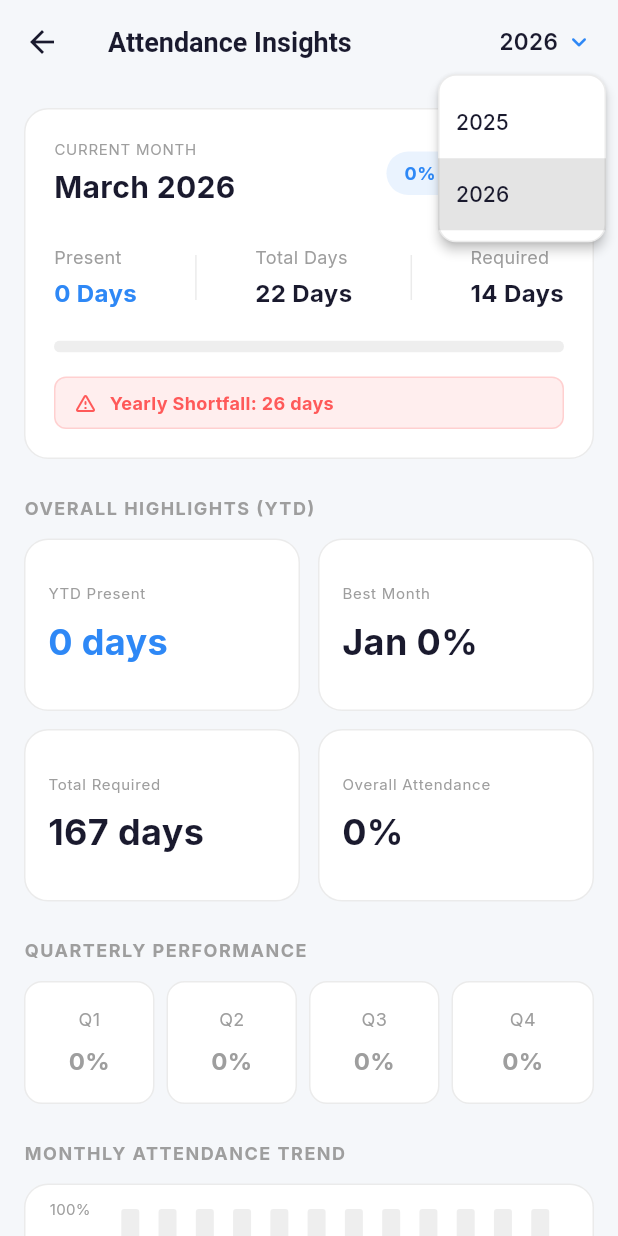
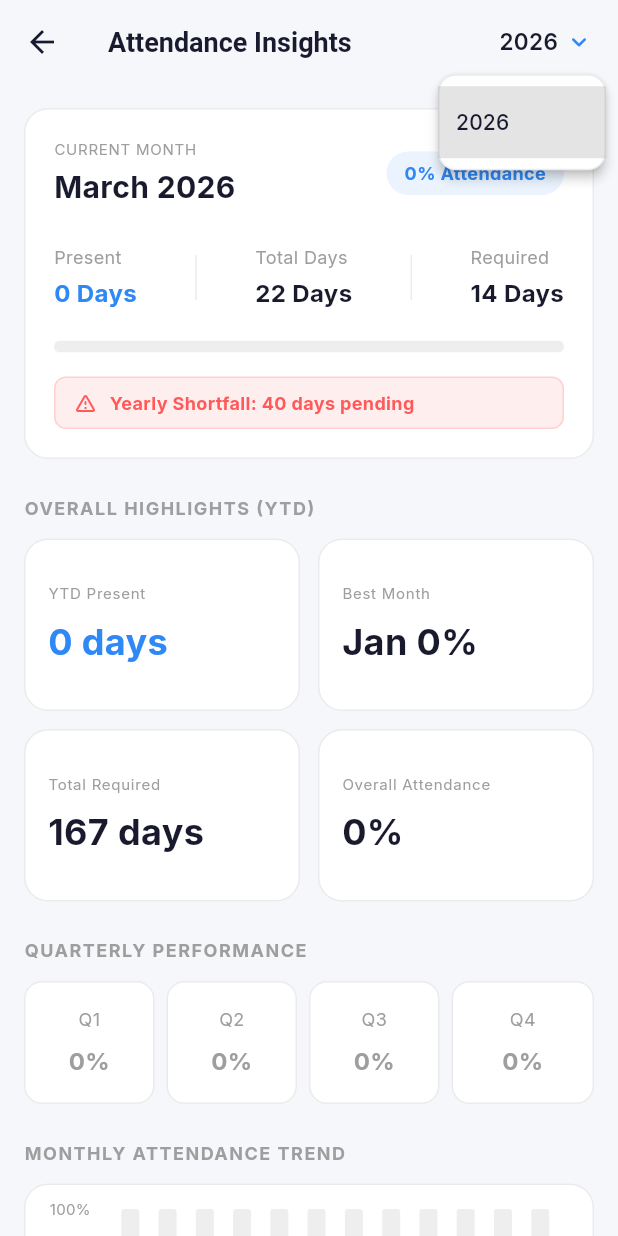
Before and after one commit to MatrimPathak/OfficeLog_Antigravity, a Flutter app: the SummaryScreen screen opened directly, after a tap on an icon or button, on a phone screen of 412 x 824 dp. Run offline on Flutter 3.47's test engine with Material 3 defaults, Android fonts, the phone set to English and light mode, and no system bars; drawn by our look-alikes of fl_chart; our stand-ins replace cloud_firestore, firebase_auth, firebase_core, flutter_local_notifications, flutter_riverpod, flutter_timezone and 11 more; missing offline and left inert: geofence_service, workmanager; accounts and stored records are empty; statements that could not run were skipped.

Commit message:
feat: Implement core application structure including onboarding, login, home, admin, and summary screens with associated services and providers.

```diff
--- a/lib/logic/stats_calculator.dart
+++ b/lib/logic/stats_calculator.dart
@@ -192,7 +192,7 @@ class YearlyStatsResult {
   final List<MonthlyStats> monthlyBreakdown;
   final Map<int, double> quarterlyPerformance; // 1-4 : percentage
 
-  int gettotalExcessUpTo(int targetMonth) {
+  int getNetBalanceUpTo(int targetMonth) {
     int requestedPresent = 0;
     int requestedRequired = 0;
 
@@ -203,48 +203,7 @@ class YearlyStatsResult {
       }
     }
 
-    int excess = requestedPresent - requestedRequired;
-    return excess < 0 ? 0 : excess;
-  }
-
-  int gettotalShortfallUpTo(int targetMonth) {
-    final now = DateTime.now();
-
-    // If viewing a future year, no shortfall
-    if (year > now.year) return 0;
-
-    // Current & Past Year Logic:
-    // Base Shortfall = Sum of (Required - Present) for months < current, where Required > Present. (Strict past debt).
-    // Current Month Status:
-    // If CurrentPresent > CurrentRequired, then Surplus = CurrentPresent - CurrentRequired.
-    // DisplayShortfall = Max(0, PastShortfall - Surplus).
-
-    // Calculate current month surplus (relative to the target Month cutoff)
-    // We only offset previous strict shortfall if the target month has surplus
-    int currentMonthSurplus = 0;
-    try {
-      final targetMonthStats = monthlyBreakdown.firstWhere(
-        (m) => m.month == targetMonth,
-      );
-      if (targetMonthStats.presentDays > targetMonthStats.requiredDays) {
-        currentMonthSurplus =
-            targetMonthStats.presentDays - targetMonthStats.requiredDays;
-      }
-    } catch (_) {
-      // Month might not be in breakdown
-    }
-
-    int strictPastShortfall = monthlyBreakdown
-        .where(
-          (m) =>
-              m.month < targetMonth &&
-              m.requiredDays > 0 &&
-              m.presentDays < m.requiredDays,
-        )
-        .fold(0, (sum, m) => sum + (m.requiredDays - m.presentDays));
-
-    int netShortfall = strictPastShortfall - currentMonthSurplus;
-    return netShortfall < 0 ? 0 : netShortfall;
+    return requestedPresent - requestedRequired;
   }
 
   YearlyStatsResult({
--- a/lib/presentation/login/login_screen.dart
+++ b/lib/presentation/login/login_screen.dart
@@ -64,7 +64,9 @@ class LoginScreen extends ConsumerWidget {
                     borderRadius: BorderRadius.circular(16),
                     boxShadow: [
                       BoxShadow(
-                        color: Theme.of(context).primaryColor.withValues(alpha: 0.3),
+                        color: Theme.of(
+                          context,
+                        ).primaryColor.withValues(alpha: 0.3),
                         blurRadius: 12,
                         offset: const Offset(0, 4),
                       ),
--- a/lib/presentation/onboarding/onboarding_screen.dart
+++ b/lib/presentation/onboarding/onboarding_screen.dart
@@ -197,7 +197,10 @@ class _OnboardingScreenState extends ConsumerState<OnboardingScreen> {
                                             ? const Color(
                                                 0xFF2E88F6,
                                               ).withValues(alpha: 0.2)
-                                            : Colors.grey[800],
+                                            : (Theme.of(context).brightness ==
+                                                      Brightness.light
+                                                  ? Colors.grey[200]
+                                                  : Colors.grey[800]),
                                         shape: BoxShape.circle,
                                       ),
                                       child: Icon(
--- a/lib/presentation/providers/providers.dart
+++ b/lib/presentation/providers/providers.dart
@@ -102,6 +102,14 @@ final yearlyAttendanceProvider = StreamProvider.family<List<dynamic>, int>((
     return service.getYearlyAttendanceStream(year);
   }
   return Stream.value([]);
+});
+
+final activeYearsProvider = FutureProvider<List<int>>((ref) async {
+  final service = ref.watch(attendanceServiceProvider);
+  if (service != null) {
+    return await service.getActiveYears();
+  }
+  return [DateTime.now().year];
 });
 
 final themeModeProvider = NotifierProvider<ThemeModeNotifier, ThemeMode>(
--- a/lib/presentation/summary/summary_screen.dart
+++ b/lib/presentation/summary/summary_screen.dart
@@ -12,8 +12,8 @@ class SummaryScreen extends ConsumerWidget {
 
   @override
   Widget build(BuildContext context, WidgetRef ref) {
-    // Determine current year. You might want to allow changing this.
     final currentYear = ref.watch(summaryYearProvider);
+    final activeYearsAsync = ref.watch(activeYearsProvider);
     final yearlyLogsAsync = ref.watch(yearlyAttendanceProvider(currentYear));
     final holidaysAsync = ref.watch(holidaysStreamProvider);
     final globalConfig = ref.watch(globalConfigProvider).value ?? {};
@@ -45,7 +45,9 @@ class SummaryScreen extends ConsumerWidget {
         ),
         centerTitle: false,
         actions: [
-          PopupMenuButton<int>(
+          activeYearsAsync.when(
+            data: (activeYears) {
+              return PopupMenuButton<int>(
                 initialValue: currentYear,
                 offset: const Offset(0, 40),
                 color: Theme.of(context).cardTheme.color,
@@ -54,7 +56,10 @@ class SummaryScreen extends ConsumerWidget {
                   side: BorderSide(color: Theme.of(context).dividerColor),
                 ),
                 child: Padding(
-              padding: const EdgeInsets.symmetric(horizontal: 16, vertical: 8),
+                  padding: const EdgeInsets.symmetric(
+                    horizontal: 16,
+                    vertical: 8,
+                  ),
                   child: Row(
                     children: [
                       Text(
@@ -81,7 +86,7 @@ class SummaryScreen extends ConsumerWidget {
                   ref.read(summaryYearProvider.notifier).update(newValue);
                 },
                 itemBuilder: (context) => [
-              for (int year = 2025; year <= DateTime.now().year; year++)
+                  for (int year in activeYears)
                     PopupMenuItem(
                       value: year,
                       child: Text(
@@ -92,6 +97,19 @@ class SummaryScreen extends ConsumerWidget {
                       ),
                     ),
                 ],
+              );
+            },
+            loading: () => const Center(
+              child: Padding(
+                padding: EdgeInsets.only(right: 16.0),
+                child: SizedBox(
+                  width: 20,
+                  height: 20,
+                  child: CircularProgressIndicator(strokeWidth: 2),
+                ),
+              ),
+            ),
+            error: (_, __) => const SizedBox(),
           ),
         ],
       ),
@@ -330,7 +348,6 @@ class SummaryScreen extends ConsumerWidget {
               ],
             ),
             const SizedBox(height: 20),
-            // Progress Bar
             ClipRRect(
               borderRadius: BorderRadius.circular(4),
               child: LinearProgressIndicator(
@@ -344,35 +361,46 @@ class SummaryScreen extends ConsumerWidget {
                 minHeight: 8,
               ),
             ),
-            if (stats.gettotalShortfallUpTo(
+            Builder(
+              builder: (context) {
+                final netBalance = stats.getNetBalanceUpTo(
                   currentYear < DateTime.now().year ? 12 : DateTime.now().month,
-                ) >
-                0) ...[
-              const SizedBox(height: 16),
-              Container(
+                );
+
+                if (netBalance == 0) return const SizedBox.shrink();
+
+                final isExcess = netBalance > 0;
+                final amount = netBalance.abs();
+                final label = isExcess ? 'Yearly Excess' : 'Yearly Shortfall';
+                final word = amount == 1 ? 'day' : 'days';
+                final suffix = isExcess ? 'extra' : 'pending';
+                final icon = isExcess
+                    ? Icons.check_circle_outline
+                    : Icons.warning_amber_rounded;
+                final color = isExcess
+                    ? Colors.greenAccent
+                    : AppTheme.dangerColor;
+
+                return Padding(
+                  padding: const EdgeInsets.only(top: 16),
+                  child: Container(
                     padding: const EdgeInsets.symmetric(
                       horizontal: 12,
                       vertical: 8,
                     ),
                     decoration: BoxDecoration(
-                  color: AppTheme.dangerColor.withValues(alpha: 0.1),
+                      color: color.withValues(alpha: 0.1),
                       borderRadius: BorderRadius.circular(8),
-                  border: Border.all(
-                    color: AppTheme.dangerColor.withValues(alpha: 0.2),
-                  ),
+                      border: Border.all(color: color.withValues(alpha: 0.2)),
                     ),
                     child: Row(
                       children: [
-                    const Icon(
-                      Icons.warning_amber_rounded,
-                      color: AppTheme.dangerColor,
-                      size: 16,
-                    ),
+                        Icon(icon, color: color, size: 16),
                         const SizedBox(width: 8),
                         Text(
-                      'Yearly Shortfall: ${stats.gettotalShortfallUpTo(currentYear < DateTime.now().year ? 12 : DateTime.now().month)} ${stats.gettotalShortfallUpTo(currentYear < DateTime.now().year ? 12 : DateTime.now().month) == 1 ? "day" : "days"}',
-                      style: const TextStyle(
-                        color: AppTheme.dangerColor,
+                          '$label: $amount $word $suffix',
+                          style: TextStyle(
+                            color: color,
                             fontWeight: FontWeight.bold,
                             fontSize: 12,
                           ),
@@ -380,43 +408,9 @@ class SummaryScreen extends ConsumerWidget {
                       ],
                     ),
                   ),
-            ] else if (stats.gettotalExcessUpTo(
-                  currentYear < DateTime.now().year ? 12 : DateTime.now().month,
-                ) >
-                0) ...[
-              const SizedBox(height: 16),
-              Container(
-                padding: const EdgeInsets.symmetric(
-                  horizontal: 12,
-                  vertical: 8,
+                );
+              },
             ),
-                decoration: BoxDecoration(
-                  color: Colors.greenAccent.withValues(alpha: 0.1),
-                  borderRadius: BorderRadius.circular(8),
-                  border: Border.all(
-                    color: Colors.greenAccent.withValues(alpha: 0.2),
-                  ),
-                ),
-                child: Row(
-                  children: [
-                    const Icon(
-                      Icons.check_circle_outline,
-                      color: Colors.greenAccent,
-                      size: 16,
-                    ),
-                    const SizedBox(width: 8),
-                    Text(
-                      'Yearly Excess: ${stats.gettotalExcessUpTo(currentYear < DateTime.now().year ? 12 : DateTime.now().month)} ${stats.gettotalExcessUpTo(currentYear < DateTime.now().year ? 12 : DateTime.now().month) == 1 ? "day" : "days"} extra',
-                      style: const TextStyle(
-                        color: Colors.greenAccent,
-                        fontWeight: FontWeight.bold,
-                        fontSize: 12,
-                      ),
-                    ),
-                  ],
-                ),
-              ),
-            ],
           ],
         ),
       ),
--- a/lib/services/attendance_service.dart
+++ b/lib/services/attendance_service.dart
@@ -81,6 +81,37 @@ class AttendanceService {
         });
   }
 
+  Future<List<int>> getActiveYears() async {
+    final currentYear = DateTime.now().year;
+
+    try {
+      final snapshot = await _attendanceCollection
+          .orderBy('date', descending: false)
+          .limit(1)
+          .get();
+
+      if (snapshot.docs.isNotEmpty) {
+        final oldestLog = AttendanceLog.fromMap(
+          snapshot.docs.first.data() as Map<String, dynamic>,
+        );
+
+        final oldestYear = oldestLog.date.year;
+
+        // Ensure oldestYear is not completely wrong/future.
+        if (oldestYear <= currentYear) {
+          return List.generate(
+            currentYear - oldestYear + 1,
+            (index) => oldestYear + index,
+          );
+        }
+      }
+    } catch (_) {
+      // Fallback below
+    }
+
+    return [currentYear];
+  }
+
   Future<void> syncOfflineLogs() async {
     var box = await Hive.openBox<Map>('attendance_logs');
     var offlineLogs = box.values
--- a/lib/services/auto_checkin_service.dart
+++ b/lib/services/auto_checkin_service.dart
@@ -71,7 +71,7 @@ class AutoCheckInService {
       accuracy: 100,
       loiteringDelayMs: 300000, // 5 minutes
       statusChangeDelayMs: 10000, // 10 seconds
-      useActivityRecognition: true, // true for battery savings
+      useActivityRecognition: false, // disabled as permission was removed
       allowMockLocations: _allowMockLocations,
       printDevLog: true,
       geofenceRadiusSortType: GeofenceRadiusSortType.DESC,
--- a/pubspec.yaml
+++ b/pubspec.yaml
@@ -16,7 +16,7 @@ publish_to: 'none' # Remove this line if you wish to publish to pub.dev
 # https://developer.apple.com/library/archive/documentation/General/Reference/InfoPlistKeyReference/Articles/CoreFoundationKeys.html
 # In Windows, build-name is used as the major, minor, and patch parts
 # of the product and file versions while build-number is used as the build suffix.
-version: 1.2.2+11
+version: 1.2.5+11
 
 environment:
   sdk: ^3.9.0
```
Also changed, not shown: lib/presentation/admin/admin_screen.dart (+10 -3 lines), lib/presentation/admin/widgets/add_office_location_dialog.dart (+30 -8 lines), lib/presentation/home/home_screen.dart (+39 -48 lines), lib/services/admin_service.dart (+7 -0 lines), 1 other file. Lines whose indentation alone changed are shown as unchanged.
